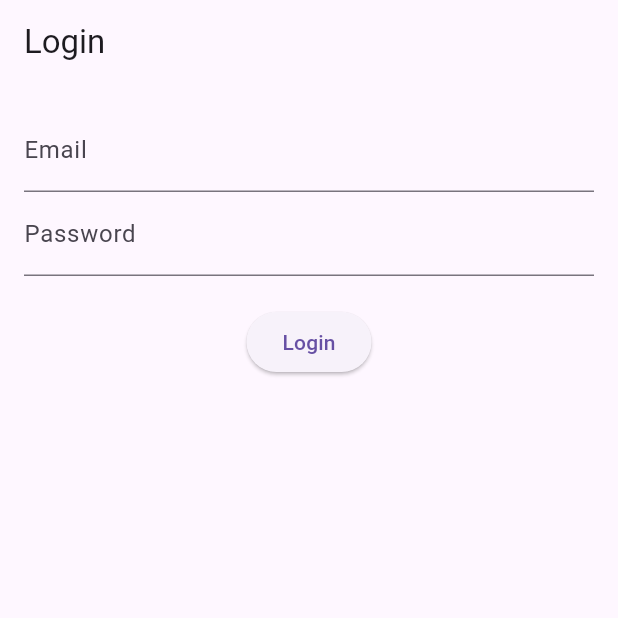
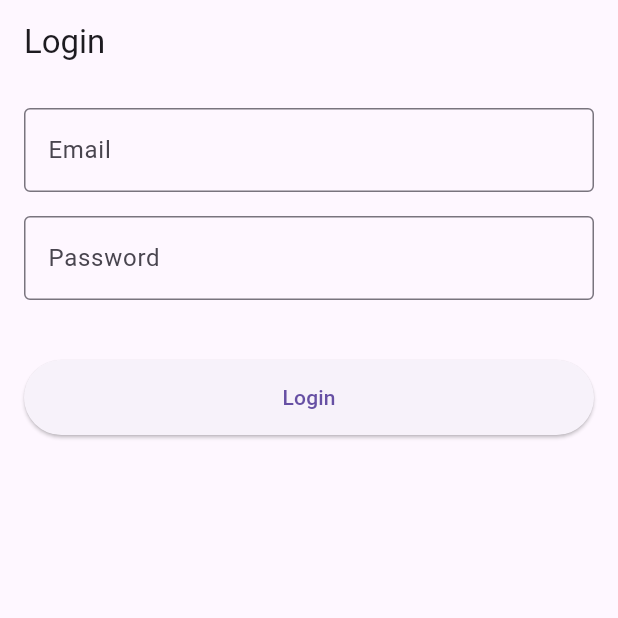
Before and after one commit to Mazennaji/RidePinMobile, a Flutter app: the screen it shows after launch, on a phone screen of 412 x 824 dp, the top half of it. Run offline on Flutter 3.47's test engine with Material 3 defaults, Android fonts, the phone set to English and light mode, and no system bars; our stand-ins replace dio, shared_preferences.

Commit message:
Designed and implemented login screen

```diff
--- a/lib/login_screen.dart
+++ b/lib/login_screen.dart
@@ -1,9 +1,51 @@
 import 'package:flutter/material.dart';
 import 'auth_service.dart';
 
-class LoginScreen extends StatelessWidget {
+class LoginScreen extends StatefulWidget {
+  const LoginScreen({super.key});
+
+  @override
+  // ignore: library_private_types_in_public_api
+  _LoginScreenState createState() => _LoginScreenState();
+}
+
+class _LoginScreenState extends State<LoginScreen> {
   final TextEditingController _emailController = TextEditingController();
   final TextEditingController _passwordController = TextEditingController();
+  bool _isLoading = false;
+  String _errorMessage = '';
+
+  Future<void> _login() async {
+    setState(() {
+      _isLoading = true;
+      _errorMessage = '';
+    });
+
+    final email = _emailController.text.trim();
+    final password = _passwordController.text.trim();
+
+    if (email.isEmpty || password.isEmpty) {
+      setState(() {
+        _errorMessage = 'Please fill in all fields.';
+        _isLoading = false;
+      });
+      return;
+    }
+
+    final success = await AuthService.login(email, password);
+
+    setState(() {
+      _isLoading = false;
+    });
+
+    if (success) {
+      Navigator.pushReplacementNamed(context, '/home');
+    } else {
+      setState(() {
+        _errorMessage = 'Login failed. Please check your credentials.';
+      });
+    }
+  }
 
   @override
   Widget build(BuildContext context) {
@@ -15,30 +57,34 @@ class LoginScreen extends StatelessWidget {
           children: [
             TextField(
               controller: _emailController,
-              decoration: InputDecoration(labelText: 'Email'),
+              decoration: InputDecoration(
+                labelText: 'Email',
+                border: OutlineInputBorder(),
+              ),
+              keyboardType: TextInputType.emailAddress,
             ),
+            SizedBox(height: 16),
             TextField(
               controller: _passwordController,
-              decoration: InputDecoration(labelText: 'Password'),
+              decoration: InputDecoration(
+                labelText: 'Password',
+                border: OutlineInputBorder(),
+              ),
               obscureText: true,
             ),
             SizedBox(height: 20),
-            ElevatedButton(
-              onPressed: () async {
-                final success = await AuthService.login(
-                  _emailController.text,
-                  _passwordController.text,
-                );
-                if (success) {
-                  Navigator.pushReplacementNamed(context, '/home');
-                } else {
-                  ScaffoldMessenger.of(
-                    context,
-                  ).showSnackBar(SnackBar(content: Text('Login failed')));
-                }
-              },
-              child: Text('Login'),
-            ),
+            if (_errorMessage.isNotEmpty)
+              Text(_errorMessage, style: TextStyle(color: Colors.red)),
+            SizedBox(height: 20),
+            _isLoading
+                ? CircularProgressIndicator()
+                : ElevatedButton(
+                  onPressed: _login,
+                  style: ElevatedButton.styleFrom(
+                    minimumSize: Size(double.infinity, 50),
+                  ),
+                  child: Text('Login'),
+                ),
           ],
         ),
       ),
```
Also changed, not shown: 1 other file.
